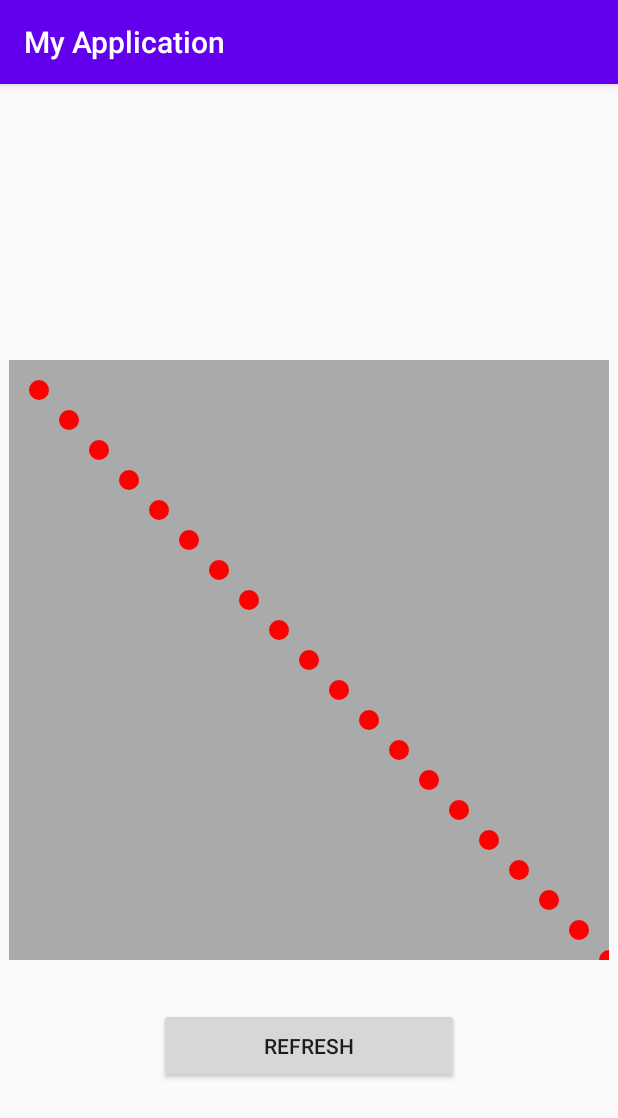
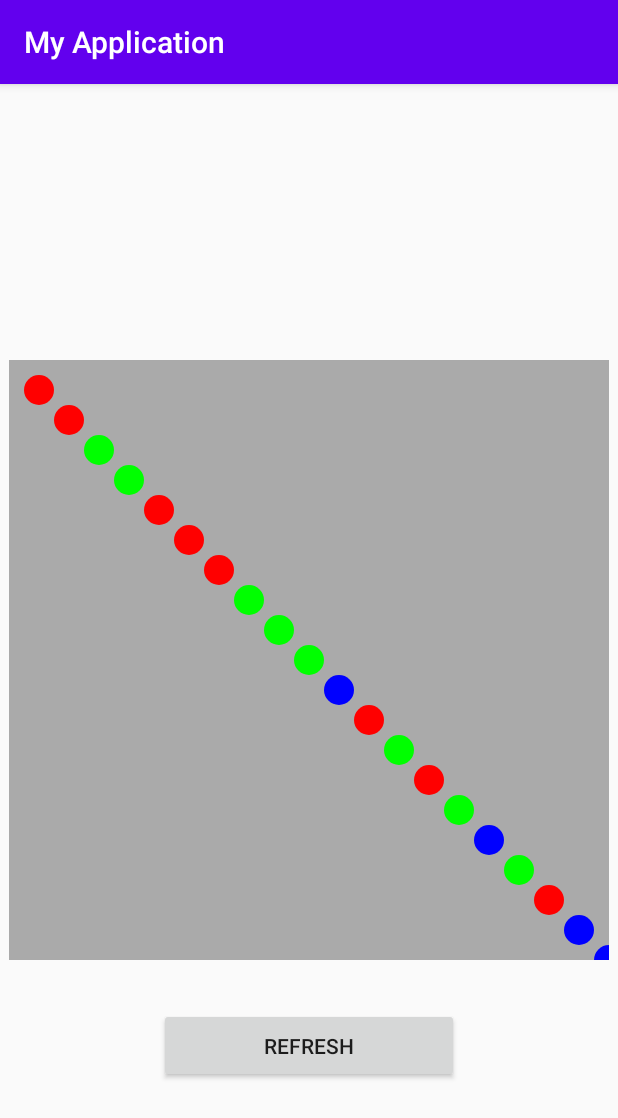
Before and after one commit to jaydeepw/coordinate-drawings, an Android app: the screen it shows after launch (MainActivity), on a phone screen of 412 x 824 dp. Shown: the top 1118 px of the screen. Run offline under Robolectric (Android 15) with nearby library versions, the phone set to English and light mode, and no system bars.

Commit message:
Randomize the colors

```diff
--- a/app/src/main/java/com/github/jaydeepw/myapplication/CoordinateView.kt
+++ b/app/src/main/java/com/github/jaydeepw/myapplication/CoordinateView.kt
@@ -6,13 +6,16 @@ import android.graphics.Color
 import android.graphics.Paint
 import android.graphics.Point
 import android.util.AttributeSet
-import android.util.Log
 import android.view.View
 
 class CoordinateView : View {
 
-    private var canvas: Canvas? = null
     private var coordinates: List<Point>? = null
+    private var colors = listOf(
+        "#FF0000",
+        "#00FF00",
+        "#0000FF"
+    )
 
     constructor(context: Context) : this(context, null)
     constructor(context: Context, attrs: AttributeSet?) : this(context, attrs, 0)
@@ -24,9 +27,8 @@ class CoordinateView : View {
 
     override fun onDraw(canvas: Canvas?) {
         super.onDraw(canvas)
-        this.canvas = canvas
 
-        drawCoordinates(coordinates)
+        drawCoordinates(canvas, coordinates)
     }
 
     fun setCoordinates(coordinates: List<Point>) {
@@ -34,7 +36,8 @@ class CoordinateView : View {
         invalidate()
     }
 
-    fun drawCoordinates(
+    private fun drawCoordinates(
+        canvas: Canvas?,
         list: List<Point>?
     ) {
 
@@ -42,14 +45,12 @@ class CoordinateView : View {
             return
         }
 
-        val radius = 10
-        val paint = Paint()
-        paint.color = Color.parseColor("#FF0000")
+        val radius = 15
+        val paint = Paint(Paint.ANTI_ALIAS_FLAG)
         for (point in list) {
+            paint.color = Color.parseColor(colors.random())
             canvas?.drawCircle(point.x.toFloat(), point.y.toFloat(), radius.toFloat(), paint)
         }
-
-        Log.i("CustomView", "canvas $canvas")
     }
 
 }
```
